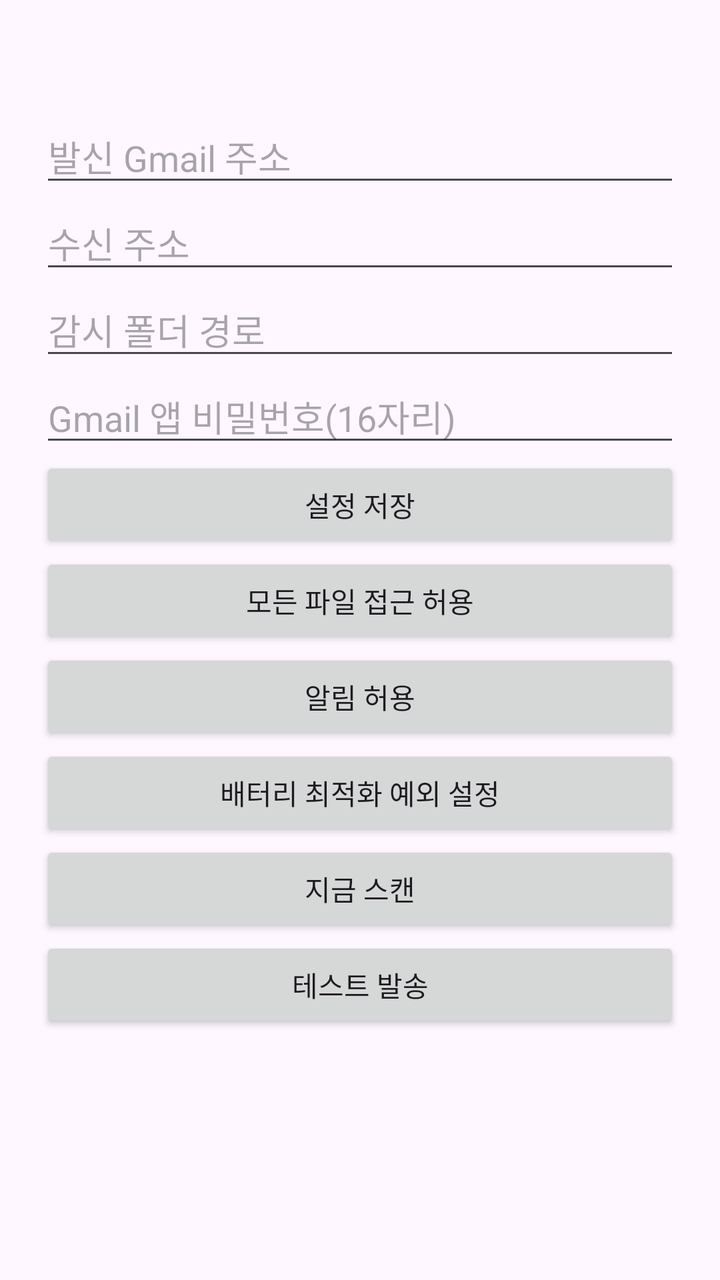
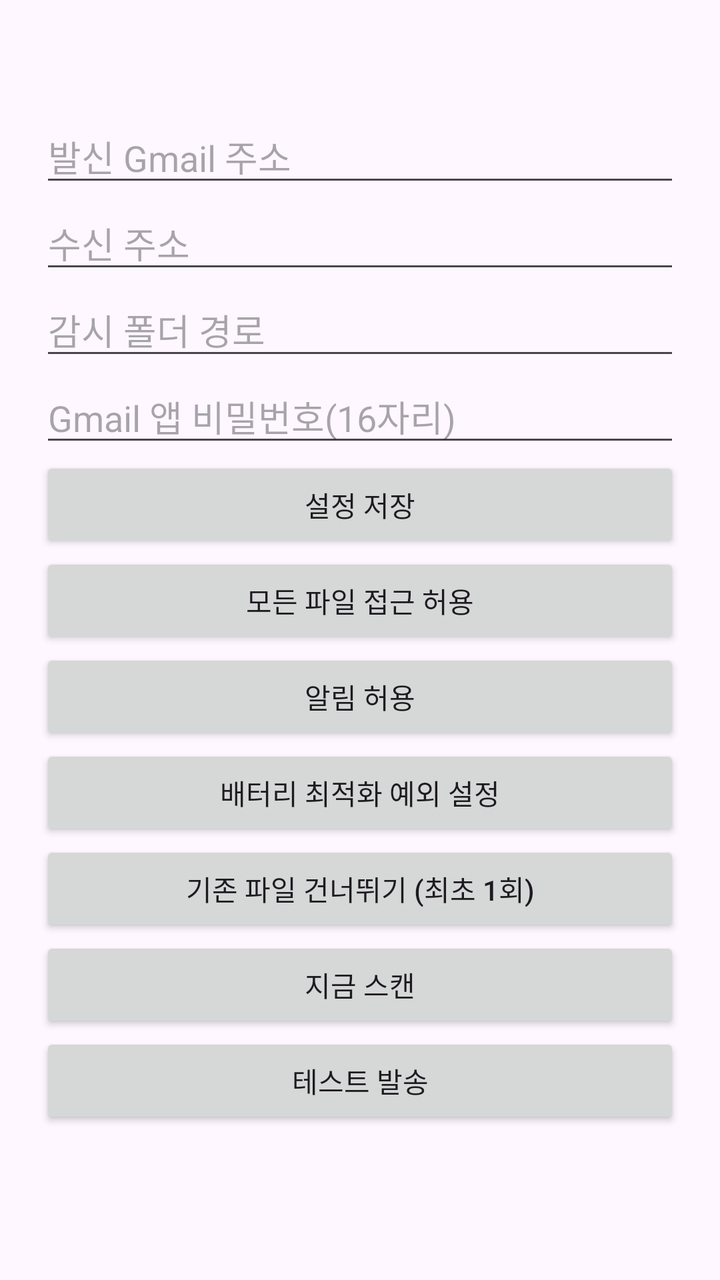

Screens rendered from an Android XML layout before and after an edit, with the pre-edit source and the edit as a unified diff.
<!-- AndroidManifest.xml: application theme Theme.CallRecordingMailer -->
<!-- res/layout/activity_main.xml -->
<?xml version="1.0" encoding="utf-8"?>
<ScrollView xmlns:android="http://schemas.android.com/apk/res/android"
    android:layout_width="match_parent"
    android:layout_height="match_parent">

    <LinearLayout
        android:layout_width="match_parent"
        android:layout_height="wrap_content"
        android:orientation="vertical"
        android:padding="20dp">

        <TextView
            android:id="@+id/status"
            android:layout_width="match_parent"
            android:layout_height="wrap_content"
            android:paddingBottom="16dp"
            android:textSize="14sp" />

        <EditText
            android:id="@+id/fromAddress"
            android:layout_width="match_parent"
            android:layout_height="wrap_content"
            android:hint="발신 Gmail 주소"
            android:inputType="textEmailAddress" />

        <EditText
            android:id="@+id/toAddress"
            android:layout_width="match_parent"
            android:layout_height="wrap_content"
            android:hint="수신 주소"
            android:inputType="textEmailAddress" />

        <EditText
            android:id="@+id/watchDir"
            android:layout_width="match_parent"
            android:layout_height="wrap_content"
            android:hint="감시 폴더 경로"
            android:inputType="textUri" />

        <EditText
            android:id="@+id/appPassword"
            android:layout_width="match_parent"
            android:layout_height="wrap_content"
            android:hint="Gmail 앱 비밀번호(16자리)"
            android:inputType="textPassword" />

        <Button
            android:id="@+id/savePassword"
            android:layout_width="match_parent"
            android:layout_height="wrap_content"
            android:text="설정 저장" />

        <Button
            android:id="@+id/grantAllFiles"
            android:layout_width="match_parent"
            android:layout_height="wrap_content"
            android:text="모든 파일 접근 허용" />

        <Button
            android:id="@+id/grantNotifications"
            android:layout_width="match_parent"
            android:layout_height="wrap_content"
            android:text="알림 허용" />

        <Button
            android:id="@+id/batteryException"
            android:layout_width="match_parent"
            android:layout_height="wrap_content"
            android:text="배터리 최적화 예외 설정" />

        <Button
            android:id="@+id/scanNow"
            android:layout_width="match_parent"
            android:layout_height="wrap_content"
            android:text="지금 스캔" />

        <Button
            android:id="@+id/testSend"
            android:layout_width="match_parent"
            android:layout_height="wrap_content"
            android:text="테스트 발송" />
    </LinearLayout>
</ScrollView>
<!-- resources referenced by this layout -->
<resources>
  <style name="Theme.CallRecordingMailer" parent="Theme.Material3.DayNight.NoActionBar" />
</resources>

<!-- the commit's change to res/layout/activity_main.xml (unified diff, before → after) -->
@@ -69,6 +69,12 @@
             android:text="배터리 최적화 예외 설정" />
 
         <Button
+            android:id="@+id/skipExisting"
+            android:layout_width="match_parent"
+            android:layout_height="wrap_content"
+            android:text="기존 파일 건너뛰기 (최초 1회)" />
+
+        <Button
             android:id="@+id/scanNow"
             android:layout_width="match_parent"
             android:layout_height="wrap_content"
